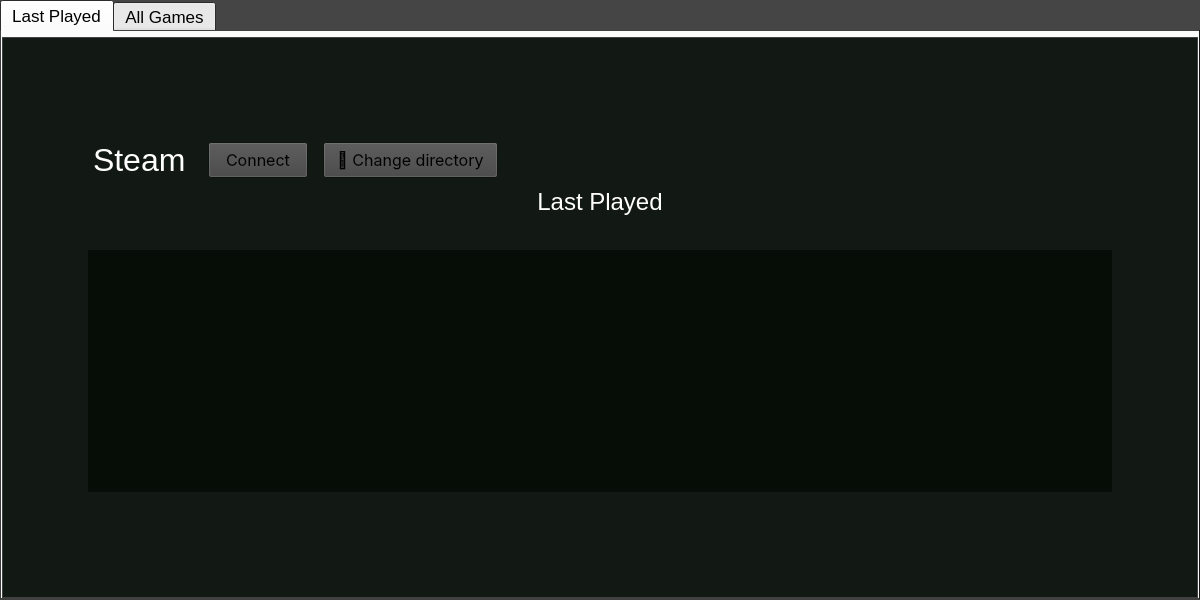
The window that form.ui (JacobW22/Games_Vault) describes before a commit, drawn with Qt 5.
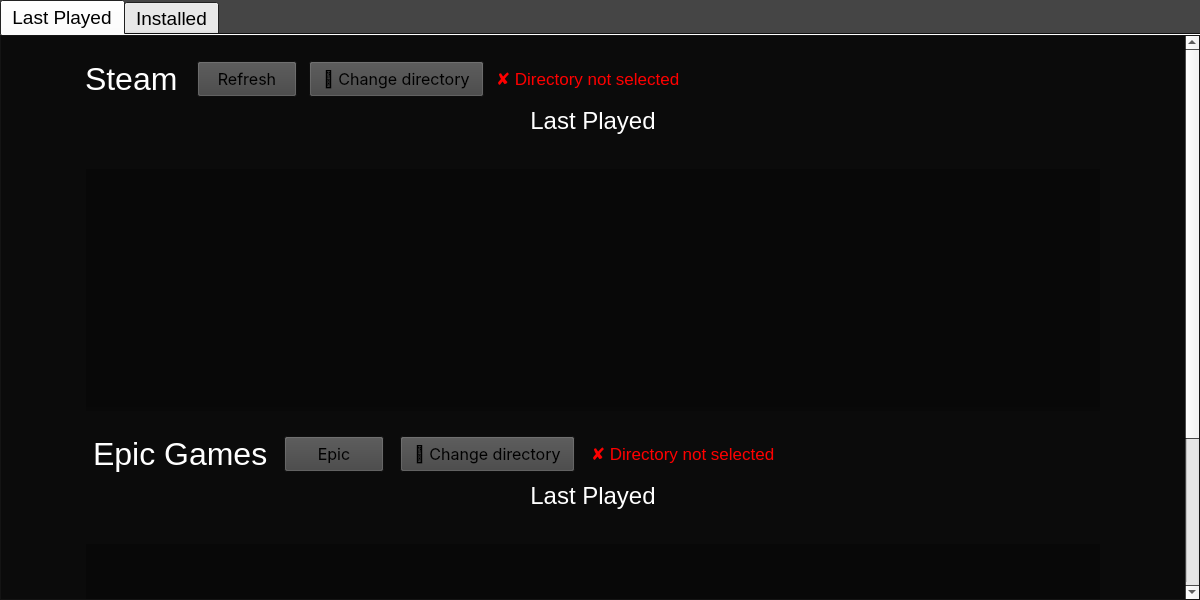
The same window after the commit. The open tabs and pages were chosen to show the change. Icons and pictures are not drawn.

Commit message: Added Epic Games support, notifications and System Tray

Patch:
```diff
--- a/form.ui
+++ b/form.ui
@@ -102,11 +102,67 @@
     </property>
     <item>
      <widget class="QTabWidget" name="tabWidget">
+      <property name="palette">
+       <palette>
+        <active>
+         <colorrole role="Window">
+          <brush brushstyle="SolidPattern">
+           <color alpha="200">
+            <red>0</red>
+            <green>0</green>
+            <blue>0</blue>
+           </color>
+          </brush>
+         </colorrole>
+        </active>
+        <inactive>
+         <colorrole role="Window">
+          <brush brushstyle="SolidPattern">
+           <color alpha="200">
+            <red>0</red>
+            <green>0</green>
+            <blue>0</blue>
+           </color>
+          </brush>
+         </colorrole>
+        </inactive>
+        <disabled>
+         <colorrole role="Base">
+          <brush brushstyle="SolidPattern">
+           <color alpha="200">
+            <red>0</red>
+            <green>0</green>
+            <blue>0</blue>
+           </color>
+          </brush>
+         </colorrole>
+         <colorrole role="Window">
+          <brush brushstyle="SolidPattern">
+           <color alpha="200">
+            <red>0</red>
+            <green>0</green>
+            <blue>0</blue>
+           </color>
+          </brush>
+         </colorrole>
+        </disabled>
+       </palette>
+      </property>
       <property name="font">
        <font>
-        <pointsize>13</pointsize>
+        <pointsize>14</pointsize>
+        <stylestrategy>PreferDefault</stylestrategy>
        </font>
       </property>
+      <property name="styleSheet">
+       <string notr="true"/>
+      </property>
+      <property name="tabPosition">
+       <enum>QTabWidget::North</enum>
+      </property>
+      <property name="tabShape">
+       <enum>QTabWidget::Rounded</enum>
+      </property>
       <property name="currentIndex">
        <number>1</number>
       </property>
@@ -116,16 +172,231 @@
       <property name="usesScrollButtons">
        <bool>true</bool>
       </property>
+      <property name="documentMode">
+       <bool>true</bool>
+      </property>
       <property name="tabsClosable">
        <bool>false</bool>
       </property>
       <property name="movable">
        <bool>true</bool>
       </property>
+      <property name="tabBarAutoHide">
+       <bool>false</bool>
+      </property>
       <widget class="QWidget" name="Last_played">
+       <property name="palette">
+        <palette>
+         <active>
+          <colorrole role="Dark">
+           <brush brushstyle="SolidPattern">
+            <color alpha="255">
+             <red>0</red>
+             <green>0</green>
+             <blue>0</blue>
+            </color>
+           </brush>
+          </colorrole>
+          <colorrole role="Mid">
+           <brush brushstyle="SolidPattern">
+            <color alpha="255">
+             <red>0</red>
+             <green>0</green>
+             <blue>0</blue>
+            </color>
+           </brush>
+          </colorrole>
+          <colorrole role="Window">
+           <brush brushstyle="SolidPattern">
+            <color alpha="200">
+             <red>8</red>
+             <green>8</green>
+             <blue>8</blue>
+            </color>
+           </brush>
+          </colorrole>
+          <colorrole role="Shadow">
+           <brush brushstyle="SolidPattern">
+            <color alpha="255">
+             <red>0</red>
+             <green>0</green>
+             <blue>0</blue>
+            </color>
+           </brush>
+          </colorrole>
+          <colorrole role="Link">
+           <brush brushstyle="SolidPattern">
+            <color alpha="255">
+             <red>0</red>
+             <green>0</green>
+             <blue>0</blue>
+            </color>
+           </brush>
+          </colorrole>
+          <colorrole role="Accent">
+           <brush brushstyle="SolidPattern">
+            <color alpha="255">
+             <red>0</red>
+             <green>0</green>
+             <blue>0</blue>
+            </color>
+           </brush>
+          </colorrole>
+         </active>
+         <inactive>
+          <colorrole role="Dark">
+           <brush brushstyle="SolidPattern">
+            <color alpha="255">
+             <red>0</red>
+             <green>0</green>
+             <blue>0</blue>
+            </color>
+           </brush>
+          </colorrole>
+          <colorrole role="Mid">
+           <brush brushstyle="SolidPattern">
+            <color alpha="255">
+             <red>0</red>
+             <green>0</green>
+             <blue>0</blue>
+            </color>
+           </brush>
+          </colorrole>
+          <colorrole role="Window">
+           <brush brushstyle="SolidPattern">
+            <color alpha="200">
+             <red>8</red>
+             <green>8</green>
+             <blue>8</blue>
+            </color>
+           </brush>
+          </colorrole>
+          <colorrole role="Shadow">
+           <brush brushstyle="SolidPattern">
+            <color alpha="255">
+             <red>0</red>
+             <green>0</green>
+             <blue>0</blue>
+            </color>
+           </brush>
+          </colorrole>
+          <colorrole role="Link">
+           <brush brushstyle="SolidPattern">
+            <color alpha="255">
+             <red>0</red>
+             <green>0</green>
+             <blue>0</blue>
+            </color>
+           </brush>
+          </colorrole>
+          <colorrole role="Accent">
+           <brush brushstyle="SolidPattern">
+            <color alpha="255">
+             <red>0</red>
+             <green>0</green>
+             <blue>0</blue>
+            </color>
+           </brush>
+          </colorrole>
+         </inactive>
+         <disabled>
+          <colorrole role="WindowText">
+           <brush brushstyle="SolidPattern">
+            <color alpha="255">
+             <red>0</red>
+             <green>0</green>
+             <blue>0</blue>
+            </color>
+           </brush>
+          </colorrole>
+          <colorrole role="Dark">
+           <brush brushstyle="SolidPattern">
+            <color alpha="255">
+             <red>0</red>
+             <green>0</green>
+             <blue>0</blue>
+            </color>
+           </brush>
+          </colorrole>
+          <colorrole role="Mid">
+           <brush brushstyle="SolidPattern">
+            <color alpha="255">
+             <red>0</red>
+             <green>0</green>
+             <blue>0</blue>
+            </color>
+           </brush>
+          </colorrole>
+          <colorrole role="Text">
+           <brush brushstyle="SolidPattern">
+            <color alpha="255">
+             <red>0</red>
+             <green>0</green>
+             <blue>0</blue>
+            </color>
+           </brush>
+          </colorrole>
+          <colorrole role="ButtonText">
+           <brush brushstyle="SolidPattern">
+            <color alpha="255">
+             <red>0</red>
+             <green>0</green>
+             <blue>0</blue>
+            </color>
+           </brush>
+          </colorrole>
+          <colorrole role="Base">
+           <brush brushstyle="SolidPattern">
+            <color alpha="200">
+             <red>8</red>
+             <green>8</green>
+             <blue>8</blue>
+            </color>
+           </brush>
+          </colorrole>
+          <colorrole role="Window">
+           <brush brushstyle="SolidPattern">
+            <color alpha="200">
+             <red>8</red>
+             <green>8</green>
+             <blue>8</blue>
+            </color>
+           </brush>
+          </colorrole>
+          <colorrole role="Shadow">
+           <brush brushstyle="SolidPattern">
+            <color alpha="255">
+             <red>0</red>
+             <green>0</green>
+             <blue>0</blue>
+            </color>
+           </brush>
+          </colorrole>
+          <colorrole role="Link">
+           <brush brushstyle="SolidPattern">
+            <color alpha="255">
+             <red>0</red>
+             <green>0</green>
+             <blue>0</blue>
+            </color>
+           </brush>
+          </colorrole>
+          <colorrole role="Accent">
+           <brush brushstyle="SolidPattern">
+            <color alpha="255">
+             <red>0</red>
+             <green>0</green>
+             <blue>0</blue>
+            </color>
+           </brush>
+          </colorrole>
+         </disabled>
+        </palette>
+       </property>
        <property name="font">
         <font>
          <pointsize>12</pointsize>
+         <stylestrategy>PreferDefault</stylestrategy>
         </font>
        </property>
        <attribute name="title">
@@ -139,7 +410,7 @@
          <number>0</number>
         </property>
         <property name="topMargin">
-         <number>5</number>
+         <number>0</number>
         </property>
         <property name="rightMargin">
          <number>0</number>
@@ -149,6 +420,52 @@
         </property>
         <item>
          <widget class="QScrollArea" name="scrollArea">
+          <property name="palette">
+           <palette>
+            <active>
+             <colorrole role="Window">
+              <brush brushstyle="SolidPattern">
+               <color alpha="200">
+                <red>8</red>
+                <green>8</green>
+                <blue>8</blue>
+               </color>
+              </brush>
+             </colorrole>
+            </active>
+            <inactive>
+             <colorrole role="Window">
+              <brush brushstyle="SolidPattern">
+               <color alpha="200">
+                <red>8</red>
+                <green>8</green>
+                <blue>8</blue>
+               </color>
+              </brush>
+             </colorrole>
+            </inactive>
+            <disabled>
+             <colorrole role="Base">
+              <brush brushstyle="SolidPattern">
+               <color alpha="200">
+                <red>8</red>
+                <green>8</green>
+                <blue>8</blue>
+               </color>
+              </brush>
+             </colorrole>
+             <colorrole role="Window">
+              <brush brushstyle="SolidPattern">
+               <color alpha="200">
+                <red>8</red>
+                <green>8</green>
+                <blue>8</blue>
+               </color>
+              </brush>
+             </colorrole>
+            </disabled>
+           </palette>
+          </property>
           <property name="verticalScrollBarPolicy">
            <enum>Qt::ScrollBarAsNeeded</enum>
           </property>
@@ -160,8 +477,8 @@
             <rect>
              <x>0</x>
              <y>0</y>
-             <width>1194</width>
-             <height>557</height>
+             <width>1184</width>
+             <height>775</height>
             </rect>
            </property>
            <property name="sizePolicy">
@@ -176,9 +493,9 @@
               <colorrole role="Window">
                <brush brushstyle="SolidPattern">
                 <color alpha="200">
-                 <red>4</red>
-                 <green>12</green>
-                 <blue>6</blue>
+                 <red>8</red>
+                 <green>8</green>
+                 <blue>8</blue>
                 </color>
                </brush>
               </colorrole>
@@ -187,9 +504,9 @@
               <colorrole role="Window">
                <brush brushstyle="SolidPattern">
                 <color alpha="200">
-                 <red>4</red>
-                 <green>12</green>
-                 <blue>6</blue>
+                 <red>8</red>
+                 <green>8</green>
+                 <blue>8</blue>
                 </color>
                </brush>
               </colorrole>
@@ -198,18 +515,18 @@
               <colorrole role="Base">
                <brush brushstyle="SolidPattern">
                 <color alpha="200">
-                 <red>4</red>
-                 <green>12</green>
-                 <blue>6</blue>
+                 <red>8</red>
+                 <green>8</green>
+                 <blue>8</blue>
                 </color>
                </brush>
               </colorrole>
               <colorrole role="Window">
                <brush brushstyle="SolidPattern">
                 <color alpha="200">
-                 <red>4</red>
-                 <green>12</green>
-                 <blue>6</blue>
+                 <red>8</red>
+                 <green>8</green>
+                 <blue>8</blue>
                 </color>
                </brush>
               </colorrole>
@@ -272,7 +589,7 @@
                 <widget class="QWidget" name="widget_2" native="true">
                  <property name="maximumSize">
                   <size>
-                   <width>500</width>
+                   <width>700</width>
                    <height>50</height>
                   </size>
                  </property>
@@ -436,13 +753,14 @@
                      <font>
                       <family>Inter</family>
                       <pointsize>12</pointsize>
+                      <stylestrategy>PreferDefault</stylestrategy>
                      </font>
                     </property>
                     <property name="cursor">
                      <cursorShape>PointingHandCursor</cursorShape>
                     </property>
                     <property name="text">
-                     <string>Connect</string>
+                     <string>Refresh</string>
                     </property>
                     <property name="flat">
                      <bool>false</bool>
@@ -504,6 +822,7 @@
                      <font>
                       <family>Inter</family>
                       <pointsize>12</pointsize>
+                      <stylestrategy>PreferDefault</stylestrategy>
                      </font>
                     </property>
                     <property name="cursor">
@@ -517,6 +836,40 @@
                     </property>
                    </widget>
                   </item>
+                  <item>
+                   <widget class="QLabel" name="Steam_dir_info">
+                    <property name="maximumSize">
+                     <size>
+                      <width>200</width>
+                      <height>16777215</height>
+                     </size>
+                    </property>
+                    <property name="font">
+                     <font>
+                      <pointsize>13</pointsize>
+                      <stylestrategy>PreferDefault</stylestrategy>
+                     </font>
+                    </property>
+                    <property name="styleSheet">
+                     <string notr="true">color: rgb(255, 0, 0);</string>
+                    </property>
+                    <property name="text">
+                     <string>✘ Directory not selected</string>
+                    </property>
+                    <property name="textFormat">
+                     <enum>Qt::MarkdownText</enum>
+                    </property>
+                    <property name="scaledContents">
+                     <bool>false</bool>
+                    </property>
+                    <property name="alignment">
+                     <set>Qt::AlignLeading|Qt::AlignLeft|Qt::AlignVCenter</set>
+                    </property>
+                    <property name="wordWrap">
+                     <bool>false</bool>
+                    </property>
+                   </widget>
+                  </item>
                  </layout>
                 </widget>
                </item>
@@ -549,6 +902,7 @@
                     <property name="font">
                      <font>
                       <pointsize>18</pointsize>
+                      <stylestrategy>PreferDefault</stylestrategy>
                      </font>
                     </property>
                     <property name="styleSheet">
@@ -632,7 +986,7 @@
                       <rect>
                        <x>0</x>
                        <y>0</y>
-                       <width>1024</width>
+                       <width>1014</width>
                        <height>238</height>
                       </rect>
                      </property>
@@ -669,9 +1023,9 @@
                         <colorrole role="Window">
                          <brush brushstyle="SolidPattern">
                           <color alpha="225">
-                           <red>4</red>
-                           <green>12</green>
-                           <blue>6</blue>
+                           <red>8</red>
+                           <green>8</green>
+                           <blue>8</blue>
                           </color>
                          </brush>
                         </colorrole>
@@ -707,9 +1061,9 @@
                         <colorrole role="Window">
                          <brush brushstyle="SolidPattern">
                           <color alpha="225">
-                           <red>4</red>
-                           <green>12</green>
-                           <blue>6</blue>
+                           <red>8</red>
+                           <green>8</green>
+                           <blue>8</blue>
                           </color>
                          </brush>
                         </colorrole>
@@ -736,18 +1090,18 @@
                         <colorrole role="Base">
                          <brush brushstyle="SolidPattern">
                           <color alpha="225">
-                           <red>4</red>
-                           <green>12</green>
-                           <blue>6</blue>
+                           <red>8</red>
+                           <green>8</green>
+                           <blue>8</blue>
                           </color>
                          </brush>
                         </colorrole>
                         <colorrole role="Window">
                          <brush brushstyle="SolidPattern">
                           <color alpha="225">
-                           <red>4</red>
-                           <green>12</green>
-                           <blue>6</blue>
+                           <red>8</red>
+                           <green>8</green>
+                           <blue>8</blue>
                           </color>
                          </brush>
                         </colorrole>
@@ -801,6 +1155,612 @@
               </layout>
              </widget>
             </item>
+            <item>
+             <widget class="QWidget" name="widget_4" native="true">
+              <property name="minimumSize">
+               <size>
+                <width>0</width>
+                <height>375</height>
+               </size>
+              </property>
+              <property name="maximumSize">
+               <size>
+                <width>16777215</width>
+                <height>375</height>
+               </size>
+              </property>
+              <property name="baseSize">
+               <size>
+                <width>0</width>
+                <height>375</height>
+               </size>
+              </property>
+              <layout class="QVBoxLayout" name="verticalLayout_3" stretch="0,0,0">
+               <property name="spacing">
+                <number>10</number>
+               </property>
+               <property name="leftMargin">
+                <number>10</number>
+               </property>
+               <property name="topMargin">
+                <number>0</number>
+               </property>
+               <property name="rightMargin">
+                <number>10</number>
+               </property>
+               <property name="bottomMargin">
+                <number>0</number>
+               </property>
+               <item>
+                <widget class="QWidget" name="widget_6" native="true">
+                 <property name="maximumSize">
+                  <size>
+                   <width>800</width>
+                   <height>50</height>
+                  </size>
+                 </property>
+                 <layout class="QHBoxLayout" name="horizontalLayout_4">
+                  <property name="spacing">
+                   <number>0</number>
+                  </property>
+                  <property name="leftMargin">
+                   <number>0</number>
+                  </property>
+                  <property name="topMargin">
+                   <number>0</number>
+                  </property>
+                  <property name="rightMargin">
+                   <number>0</number>
+                  </property>
+                  <property name="bottomMargin">
+                   <number>0</number>
+                  </property>
+                  <item>
+                   <widget class="QLabel" name="label_3">
+                    <property name="enabled">
+                     <bool>true</bool>
+                    </property>
+                    <property name="sizePolicy">
+                     <sizepolicy hsizetype="Fixed" vsizetype="Fixed">
+                      <horstretch>0</horstretch>
+                      <verstretch>0</verstretch>
+                     </sizepolicy>
+                    </property>
+                    <property name="minimumSize">
+                     <size>
+                      <width>25</width>
+                      <height>25</height>
+                     </size>
+                    </property>
+                    <property name="maximumSize">
+                     <size>
+                      <width>50</width>
+                      <height>50</height>
+                     </size>
+                    </property>
+                    <property name="sizeIncrement">
+                     <size>
+                      <width>0</width>
+                      <height>0</height>
+                     </size>
+                    </property>
+                    <property name="baseSize">
+                     <size>
+                      <width>25</width>
+                      <height>25</height>
+                     </size>
+                    </property>
+                    <property name="styleSheet">
+                     <string notr="true">image: url(:/icons/resources/icons/steam-icon.png);</string>
+                    </property>
+                    <property name="text">
+                     <string/>
+                    </property>
+                    <property name="pixmap">
+                     <pixmap resource="resources.qrc">:/icons/resources/icons/steam-icon.png</pixmap>
+                    </property>
+                    <property name="scaledContents">
+                     <bool>true</bool>
+                    </property>
+                    <property name="margin">
+                     <number>0</number>
+                    </property>
+                   </widget>
+                  </item>
+                  <item>
+                   <widget class="QLabel" name="label_4">
+                    <property name="enabled">
+                     <bool>false</bool>
+                    </property>
+                    <property name="minimumSize">
+                     <size>
+                      <width>25</width>
+                      <height>25</height>
+                     </size>
+                    </property>
+                    <property name="maximumSize">
+                     <size>
+                      <width>175</width>
+                      <height>50</height>
+                     </size>
+                    </property>
+                    <property name="baseSize">
+                     <size>
+                      <width>25</width>
+                      <height>25</height>
+                     </size>
+                    </property>
+                    <property name="font">
+                     <font>
+                      <pointsize>24</pointsize>
+                      <stylestrategy>PreferDefault</stylestrategy>
+                     </font>
+                    </property>
+                    <property name="styleSheet">
+                     <string notr="true">color: rgb(255, 255, 255);</string>
+                    </property>
+                    <property name="text">
+                     <string>Epic Games</string>
+                    </property>
+                   </widget>
+                  </item>
+                  <item>
+                   <widget class="QPushButton" name="connect_epic">
+                    <property name="sizePolicy">
+                     <sizepolicy hsizetype="Minimum" vsizetype="Fixed">
+                      <horstretch>0</horstretch>
+                      <verstretch>0</verstretch>
+                     </sizepolicy>
+                    </property>
+                    <property name="maximumSize">
+                     <size>
+                      <width>100</width>
+                      <height>50</height>
+                     </size>
+                    </property>
+                    <property name="palette">
+                     <palette>
+                      <active>
+                       <colorrole role="Button">
+                        <brush brushstyle="SolidPattern">
+                         <color alpha="255">
+                          <red>66</red>
+                          <green>66</green>
+                          <blue>66</blue>
+                         </color>
+                        </brush>
+                       </colorrole>
+                      </active>
+                      <inactive>
+                       <colorrole role="Button">
+                        <brush brushstyle="SolidPattern">
+                         <color alpha="255">
+                          <red>66</red>
+                          <green>66</green>
+                          <blue>66</blue>
+                         </color>
+                        </brush>
+                       </colorrole>
+                      </inactive>
+                      <disabled>
+                       <colorrole role="Button">
+                        <brush brushstyle="SolidPattern">
+                         <color alpha="255">
+                          <red>66</red>
+                          <green>66</green>
+                          <blue>66</blue>
+                         </color>
+                        </brush>
+                       </colorrole>
+                      </disabled>
+                     </palette>
+                    </property>
+                    <property name="font">
+                     <font>
+                      <family>Inter</family>
+                      <pointsize>12</pointsize>
+                      <stylestrategy>PreferDefault</stylestrategy>
+                     </font>
+                    </property>
+                    <property name="cursor">
+                     <cursorShape>PointingHandCursor</cursorShape>
+                    </property>
+                    <property name="text">
+                     <string>Epic</string>
+                    </property>
+                    <property name="flat">
+                     <bool>false</bool>
+                    </property>
+                   </widget>
+                  </item>
+                  <item>
+                   <widget class="QPushButton" name="change_steam_directory_2">
+                    <property name="sizePolicy">
+                     <sizepolicy hsizetype="Minimum" vsizetype="Fixed">
+                      <horstretch>0</horstretch>
+                      <verstretch>0</verstretch>
+                     </sizepolicy>
+                    </property>
+                    <property name="maximumSize">
+                     <size>
+                      <width>175</width>
+                      <height>50</height>
+                     </size>
+                    </property>
+                    <property name="palette">
+                     <palette>
+                      <active>
+                       <colorrole role="Button">
+                        <brush brushstyle="SolidPattern">
+                         <color alpha="255">
+                          <red>66</red>
+                          <green>66</green>
+                          <blue>66</blue>
+                         </color>
+                        </brush>
+                       </colorrole>
+                      </active>
+                      <inactive>
+                       <colorrole role="Button">
+                        <brush brushstyle="SolidPattern">
+                         <color alpha="255">
+                          <red>66</red>
+                          <green>66</green>
+                          <blue>66</blue>
+                         </color>
+                        </brush>
+                       </colorrole>
+                      </inactive>
+                      <disabled>
+                       <colorrole role="Button">
+                        <brush brushstyle="SolidPattern">
+                         <color alpha="255">
+                          <red>66</red>
+                          <green>66</green>
+                          <blue>66</blue>
+                         </color>
+                        </brush>
+                       </colorrole>
+                      </disabled>
+                     </palette>
+                    </property>
+                    <property name="font">
+                     <font>
+                      <family>Inter</family>
+                      <pointsize>12</pointsize>
+                      <stylestrategy>PreferDefault</stylestrategy>
+                     </font>
+                    </property>
+                    <property name="cursor">
+                     <cursorShape>PointingHandCursor</cursorShape>
+                    </property>
+                    <property name="text">
+                     <string notr="true">📁 Change directory</string>
+                    </property>
+                    <property name="flat">
+                     <bool>false</bool>
+                    </property>
+                   </widget>
+                  </item>
+                  <item>
+                   <widget class="QLabel" name="Epic_dir_info">
+                    <property name="maximumSize">
+                     <size>
+                      <width>200</width>
+                      <height>16777215</height>
+                     </size>
+                    </property>
+                    <property name="font">
+                     <font>
+                      <pointsize>13</pointsize>
+                      <stylestrategy>PreferDefault</stylestrategy>
+                     </font>
+                    </property>
+                    <property name="styleSheet">
+                     <string notr="true">color: rgb(255, 0, 0);</string>
+                    </property>
+                    <property name="text">
+                     <string>✘ Directory not selected</string>
+                    </property>
+                    <property name="textFormat">
+                     <enum>Qt::MarkdownText</enum>
+                    </property>
+                    <property name="scaledContents">
+                     <bool>false</bool>
+                    </property>
+                    <property name="alignment">
+                     <set>Qt::AlignLeading|Qt::AlignLeft|Qt::AlignVCenter</set>
+                    </property>
+                    <property name="wordWrap">
+                     <bool>false</bool>
+                    </property>
+                   </widget>
+                  </item>
+                 </layout>
+                </widget>
+               </item>
+               <item>
+                <widget class="QWidget" name="widget_7" native="true">
+                 <property name="maximumSize">
+                  <size>
+                   <width>16777215</width>
+                   <height>50</height>
+                  </size>
+                 </property>
+                 <layout class="QHBoxLayout" name="horizontalLayout_5">
+                  <property name="spacing">
+                   <number>0</number>
+                  </property>
+                  <property name="leftMargin">
+                   <number>0</number>
+                  </property>
+                  <property name="topMargin">
+                   <number>0</number>
+                  </property>
+                  <property name="rightMargin">
+                   <number>0</number>
+                  </property>
+                  <property name="bottomMargin">
+                   <number>0</number>
+                  </property>
+                  <item>
+                   <widget class="QLabel" name="label_7">
+                    <property name="font">
+                     <font>
+                      <pointsize>18</pointsize>
+                      <stylestrategy>PreferDefault</stylestrategy>
+                     </font>
+                    </property>
+                    <property name="styleSheet">
+                     <string notr="true">color: rgb(255, 255, 255);</string>
+                    </property>
+                    <property name="text">
+                     <string>Last Played</string>
+                    </property>
+                    <property name="alignment">
+                     <set>Qt::AlignCenter</set>
+                    </property>
+                   </widget>
+                  </item>
+                 </layout>
+                </widget>
+               </item>
+               <item>
+                <widget class="QWidget" name="widget_8" native="true">
+                 <layout class="QVBoxLayout" name="verticalLayout_8">
+                  <property name="spacing">
+                   <number>0</number>
+                  </property>
+                  <property name="leftMargin">
+                   <number>75</number>
+                  </property>
+                  <property name="topMargin">
+                   <number>0</number>
+                  </property>
+                  <property name="rightMargin">
+                   <number>75</number>
+                  </property>
+                  <property name="bottomMargin">
+                   <number>0</number>
+                  </property>
+                  <item>
+                   <widget class="QScrollArea" name="Epic_recent_games">
+                    <property name="enabled">
+                     <bool>true</bool>
+                    </property>
+                    <property name="minimumSize">
+                     <size>
+                      <width>0</width>
+                      <height>0</height>
+                     </size>
+                    </property>
+                    <property name="maximumSize">
+                     <size>
+                      <width>16777215</width>
+                      <height>242</height>
+                     </size>
+                    </property>
+                    <property name="styleSheet">
+                     <string notr="true"/>
+                    </property>
+                    <property name="frameShape">
+                     <enum>QFrame::NoFrame</enum>
+                    </property>
+                    <property name="frameShadow">
+                     <enum>QFrame::Sunken</enum>
+                    </property>
+                    <property name="lineWidth">
+                     <number>2</number>
+                    </property>
+                    <property name="verticalScrollBarPolicy">
+                     <enum>Qt::ScrollBarAlwaysOff</enum>
+                    </property>
+                    <property name="horizontalScrollBarPolicy">
+                     <enum>Qt::ScrollBarAsNeeded</enum>
+                    </property>
+                    <property name="sizeAdjustPolicy">
+                     <enum>QAbstractScrollArea::AdjustIgnored</enum>
+                    </property>
+                    <property name="widgetResizable">
+                     <bool>true</bool>
+                    </property>
+                    <widget class="QWidget" name="Epic_recent_games_2">
+                     <property name="enabled">
+                      <bool>true</bool>
+                     </property>
+                     <property name="geometry">
+                      <rect>
+                       <x>0</x>
+                       <y>0</y>
+                       <width>1014</width>
+                       <height>238</height>
+                      </rect>
+                     </property>
+                     <property name="sizePolicy">
+                      <sizepolicy hsizetype="Preferred" vsizetype="Preferred">
+                       <horstretch>0</horstretch>
+                       <verstretch>0</verstretch>
+                      </sizepolicy>
+                     </property>
+                     <property name="minimumSize">
+                      <size>
+                       <width>0</width>
+                       <height>0</height>
+                      </size>
+                     </property>
+                     <property name="maximumSize">
+                      <size>
+                       <width>16777215</width>
+                       <height>238</height>
+                      </size>
+                     </property>
+                     <property name="palette">
+                      <palette>
+                       <active>
+                        <colorrole role="Base">
+                         <brush brushstyle="SolidPattern">
+                          <color alpha="100">
+                           <red>4</red>
+                           <green>12</green>
+                           <blue>6</blue>
+                          </color>
+                         </brush>
+                        </colorrole>
+                        <colorrole role="Window">
+                         <brush brushstyle="SolidPattern">
+                          <color alpha="225">
+                           <red>8</red>
+                           <green>8</green>
+                           <blue>8</blue>
+                          </color>
+                         </brush>
+                        </colorrole>
+                        <colorrole role="Shadow">
+                         <brush brushstyle="SolidPattern">
+                          <color alpha="200">
+                           <red>105</red>
+                           <green>105</green>
+                           <blue>105</blue>
+                          </color>
+                         </brush>
+                        </colorrole>
+                        <colorrole role="Accent">
+                         <brush brushstyle="SolidPattern">
+                          <color alpha="225">
+                           <red>74</red>
+                           <green>84</green>
+                           <blue>89</blue>
+                          </color>
+                         </brush>
+                        </colorrole>
+                       </active>
+                       <inactive>
+                        <colorrole role="Base">
+                         <brush brushstyle="SolidPattern">
+                          <color alpha="100">
+                           <red>4</red>
+                           <green>12</green>
+                           <blue>6</blue>
+                          </color>
+                         </brush>
+                        </colorrole>
+                        <colorrole role="Window">
+                         <brush brushstyle="SolidPattern">
+                          <color alpha="225">
+                           <red>8</red>
+                           <green>8</green>
+                           <blue>8</blue>
+                          </color>
+                         </brush>
+                        </colorrole>
+                        <colorrole role="Shadow">
+                         <brush brushstyle="SolidPattern">
+                          <color alpha="200">
+                           <red>105</red>
+                           <green>105</green>
+                           <blue>105</blue>
+                          </color>
+                         </brush>
+                        </colorrole>
+                        <colorrole role="Accent">
+                         <brush brushstyle="SolidPattern">
+                          <color alpha="225">
+                           <red>74</red>
+                           <green>84</green>
+                           <blue>89</blue>
+                          </color>
+                         </brush>
+                        </colorrole>
+                       </inactive>
+                       <disabled>
+                        <colorrole role="Base">
+                         <brush brushstyle="SolidPattern">
+                          <color alpha="225">
+                           <red>8</red>
+                           <green>8</green>
+                           <blue>8</blue>
+                          </color>
+                         </brush>
+                        </colorrole>
+                        <colorrole role="Window">
+                         <brush brushstyle="SolidPattern">
+                          <color alpha="225">
+                           <red>8</red>
+                           <green>8</green>
+                           <blue>8</blue>
+                          </color>
+                         </brush>
+                        </colorrole>
+                        <colorrole role="Shadow">
+                         <brush brushstyle="SolidPattern">
+                          <color alpha="200">
+                           <red>105</red>
+                           <green>105</green>
+                           <blue>105</blue>
+                          </color>
+                         </brush>
+                        </colorrole>
+                        <colorrole role="Accent">
+                         <brush brushstyle="SolidPattern">
+                          <color alpha="225">
+                           <red>74</red>
+                           <green>84</green>
+                           <blue>89</blue>
+                          </color>
+                         </brush>
+                        </colorrole>
+                       </disabled>
+                      </palette>
+                     </property>
+                     <property name="styleSheet">
+                      <string notr="true"/>
+                     </property>
+                     <layout class="QHBoxLayout" name="horizontalLayout_6">
+                      <property name="spacing">
+                       <number>8</number>
+                      </property>
+                      <property name="leftMargin">
+                       <number>0</number>
+                      </property>
+                      <property name="topMargin">
+                       <number>0</number>
+                      </property>
+                      <property name="rightMargin">
+                       <number>0</number>
+                      </property>
+                      <property name="bottomMargin">
+                       <number>10</number>
+                      </property>
+                     </layout>
+                    </widget>
+                   </widget>
+                  </item>
+                 </layout>
+                </widget>
+               </item>
+              </layout>
+             </widget>
+            </item>
            </layout>
           </widget>
          </widget>
@@ -809,7 +1769,7 @@
       </widget>
       <widget class="QWidget" name="All_games">
        <attribute name="title">
-        <string>All Games</string>
+        <string>Installed</string>
        </attribute>
        <layout class="QVBoxLayout" name="verticalLayout_6">
         <property name="spacing">
```
Left out of the diff: 18 changed lines with no effect on the pictures. The commit also changes 15 other files.
